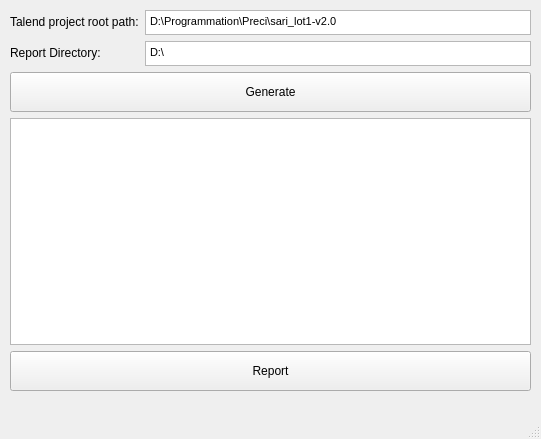
The window that src/main/python/gui.ui (arnaud-soulie/TalendParser) describes before a commit, drawn with Qt 5.
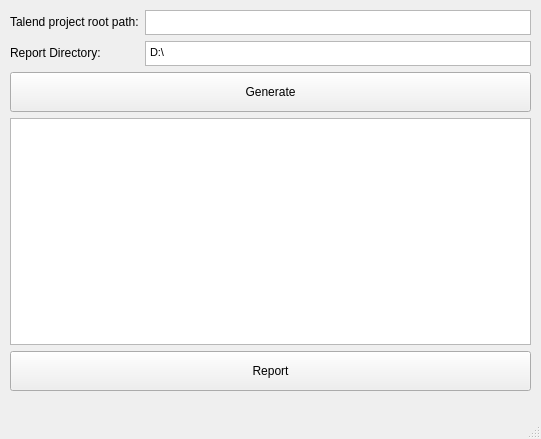
The same window after the commit.

Patch:
```diff
--- a/src/main/python/gui.ui
+++ b/src/main/python/gui.ui
@@ -71,7 +71,7 @@
 &lt;html&gt;&lt;head&gt;&lt;meta name=&quot;qrichtext&quot; content=&quot;1&quot; /&gt;&lt;style type=&quot;text/css&quot;&gt;
 p, li { white-space: pre-wrap; }
 &lt;/style&gt;&lt;/head&gt;&lt;body style=&quot; font-family:'MS Shell Dlg 2'; font-size:8pt; font-weight:400; font-style:normal;&quot;&gt;
-&lt;p style=&quot; margin-top:0px; margin-bottom:0px; margin-left:0px; margin-right:0px; -qt-block-indent:0; text-indent:0px;&quot;&gt;D:\Programmation\Preci\sari_lot1-v2.0&lt;/p&gt;&lt;/body&gt;&lt;/html&gt;</string>
+&lt;p style=&quot;-qt-paragraph-type:empty; margin-top:0px; margin-bottom:0px; margin-left:0px; margin-right:0px; -qt-block-indent:0; text-indent:0px;&quot;&gt;&lt;br /&gt;&lt;/p&gt;&lt;/body&gt;&lt;/html&gt;</string>
        </property>
        <property name="acceptRichText">
         <bool>false</bool>
```
Left out of the diff: 6 changed lines with no effect on the pictures.
